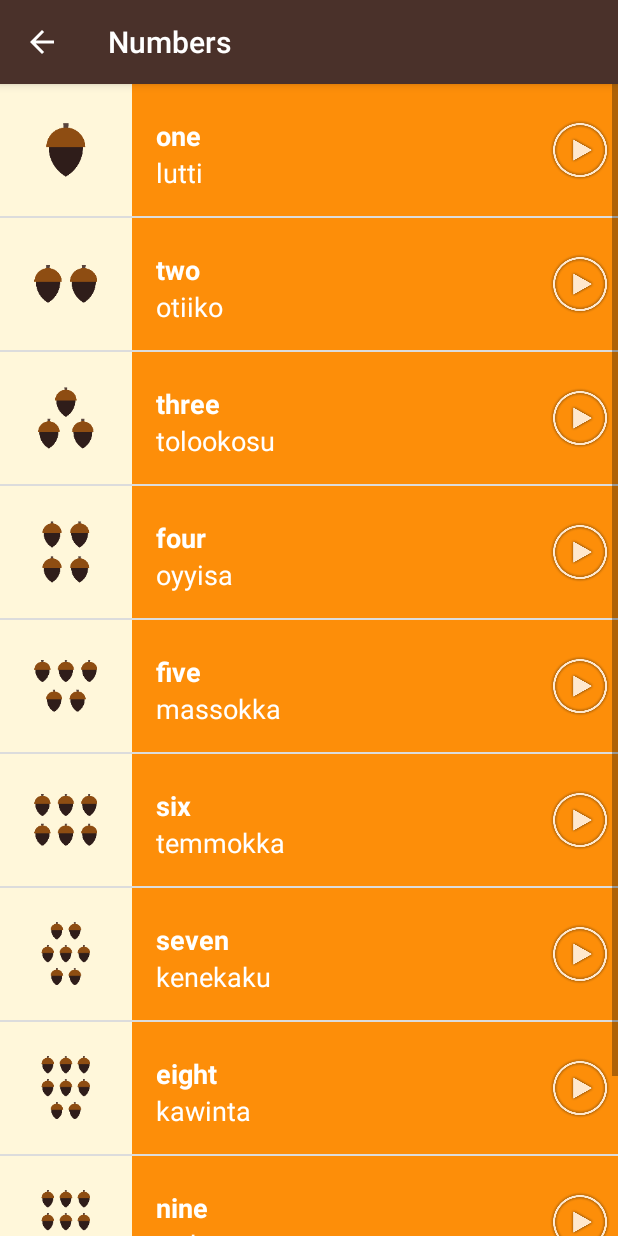
After one commit to kmaslowiec/MiwokApp, an Android app: the NumbersFragment screen opened directly, with no data from a screen before it, on a phone screen of 412 x 824 dp. The commit adds this screen. Run offline under Robolectric (Android 15) with nearby library versions, the phone set to English and light mode, and no system bars.

Commit message:
version 1.6 Just before implementing fragments to all. Only numbers has it

```diff
--- /dev/null
+++ b/app/src/main/java/com/example/android/miwok/NumbersFragment.java
@@ -0,0 +1,133 @@
+package com.example.android.miwok;
+
+
+import android.content.Context;
+import android.media.AudioManager;
+import android.media.MediaPlayer;
+import android.os.Bundle;
+
+import android.support.v4.app.Fragment;
+import android.view.LayoutInflater;
+import android.view.View;
+import android.view.ViewGroup;
+import android.widget.AdapterView;
+import android.widget.ListView;
+
+
+import java.util.ArrayList;
+
+/**
+ * A simple {@link Fragment} subclass.
+ */
+public class NumbersFragment extends Fragment {
+
+    private MediaPlayer mMediaPlayer;
+    private MediaPlayer.OnCompletionListener mCompletionListener = new MediaPlayer.OnCompletionListener() {
+        @Override
+        public void onCompletion(MediaPlayer mediaPlayer) {
+            releaseMediaPlayer();
+        }
+    };
+
+    private AudioManager mAudioManager;
+
+    private AudioManager.OnAudioFocusChangeListener mOnAudioFocusChangeListener = new AudioManager.OnAudioFocusChangeListener() {
+        @Override
+        public void onAudioFocusChange(int focusChange) {
+            if (focusChange == AudioManager.AUDIOFOCUS_LOSS_TRANSIENT ||
+                    focusChange == AudioManager.AUDIOFOCUS_LOSS_TRANSIENT_CAN_DUCK) {
+                mMediaPlayer.pause();
+                mMediaPlayer.seekTo(0);
+            } else if (focusChange == AudioManager.AUDIOFOCUS_GAIN) {
+                // The AUDIOFOCUS_GAIN case means we have regained focus and can resume playback.
+                mMediaPlayer.start();
+            } else if (focusChange == AudioManager.AUDIOFOCUS_LOSS) {
+                // The AUDIOFOCUS_LOSS case means we've lost audio focus and
+                // Stop playback and clean up resources
+                releaseMediaPlayer();
+            }
+        }
+    };
+
+    public NumbersFragment() {
+        // Required empty public constructor
+    }
+
+    @Override
+    public void onStop() {
+        super.onStop();
+        releaseMediaPlayer();
+
+    }
+
+    @Override
+    public View onCreateView(LayoutInflater inflater, ViewGroup container,
+                             Bundle savedInstanceState) {
+        View rootView = inflater.inflate(R.layout.word_list, container, false);
+
+        mAudioManager = (AudioManager) getActivity().getSystemService(Context.AUDIO_SERVICE);
+
+        final ArrayList<Word> words = new ArrayList<>();
+        words.add(new Word("one", "lutti", R.drawable.number_one, R.raw.number_one));
+        words.add(new Word("two", "otiiko", R.drawable.number_two, R.raw.number_two));
+        words.add(new Word("three", "tolookosu", R.drawable.number_three, R.raw.number_three));
+        words.add(new Word("four", "oyyisa", R.drawable.number_four, R.raw.number_four));
+        words.add(new Word("five", "massokka", R.drawable.number_five, R.raw.number_four));
+        words.add(new Word("six", "temmokka", R.drawable.number_six, R.raw.number_five));
+        words.add(new Word("seven", "kenekaku", R.drawable.number_seven, R.raw.number_six));
+        words.add(new Word("eight", "kawinta", R.drawable.number_eight, R.raw.number_seven));
+        words.add(new Word("nine", "wo’e", R.drawable.number_nine, R.raw.number_eight));
+        words.add(new Word("ten", "na’aacha", R.drawable.number_ten, R.raw.number_ten));
+
+
+
+
+        WordAdapter adapter = new WordAdapter(getActivity(), words, R.color.category_numbers);
+
+        ListView listView = (ListView) rootView.findViewById(R.id.list);
+
+        listView.setAdapter(adapter);
+
+        listView.setOnItemClickListener(new AdapterView.OnItemClickListener() {
+            @Override
+            public void onItemClick(AdapterView<?> adapterView, View view, int i, long l) {
+
+                Word item = words.get(i);
+
+                releaseMediaPlayer();
+
+                int result = mAudioManager.requestAudioFocus(mOnAudioFocusChangeListener,
+                        AudioManager.STREAM_MUSIC, AudioManager.AUDIOFOCUS_GAIN_TRANSIENT);
+
+                if (result == AudioManager.AUDIOFOCUS_REQUEST_GRANTED) {
+
+                    mMediaPlayer = MediaPlayer.create(getActivity(), item.getmSound());
+                    mMediaPlayer.start();
+                    mMediaPlayer.setOnCompletionListener(mCompletionListener);
+
+                }
+
+                mMediaPlayer.setOnCompletionListener(mCompletionListener);
+
+            }
+        });
+
+        return rootView;
+    }
+
+    private void releaseMediaPlayer() {
+        // If the media player is not null, then it may be currently playing a sound.
+        if (mMediaPlayer != null) {
+            // Regardless of the current state of the media player, release its resources
+            // because we no longer need it.
+            mMediaPlayer.release();
+
+            // Set the media player back to null. For our code, we've decided that
+            // setting the media player to null is an easy way to tell that the media player
+            // is not configured to play an audio file at the moment.
+            mMediaPlayer = null;
+            mAudioManager.abandonAudioFocus(mOnAudioFocusChangeListener);
+        }
+    }
+
+}
--- /dev/null
+++ b/app/src/main/res/layout/activity_category.xml
@@ -0,0 +1,6 @@
+<?xml version="1.0" encoding="utf-8"?>
+<LinearLayout xmlns:android="http://schemas.android.com/apk/res/android"
+    android:id="@+id/container"
+    android:layout_width="match_parent"
+    android:layout_height="match_parent"
+    android:orientation="vertical"/>
--- a/app/src/main/res/values/strings.xml
+++ b/app/src/main/res/values/strings.xml
@@ -31,4 +31,7 @@
     <string name="lutti">lutti</string>
 
     <string name="one">one</string>
+
+    <!-- TODO: Remove or change this placeholder text -->
+    <string name="hello_blank_fragment">Hello blank fragment</string>
 </resources>
```
Also changed, not shown: app/src/main/java/com/example/android/miwok/NumbersActivity.java (+5 -113 lines).
